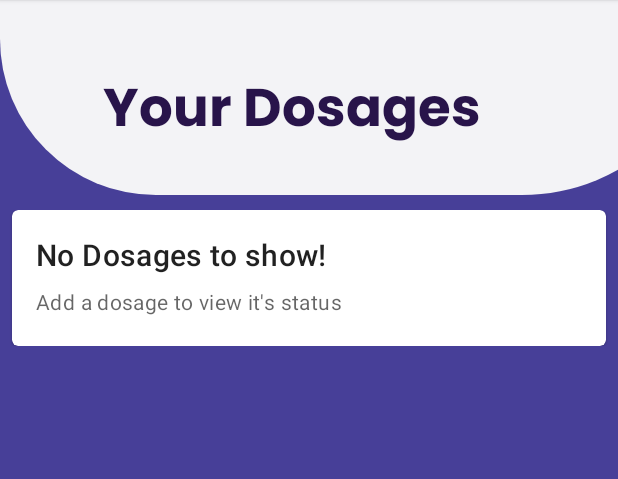
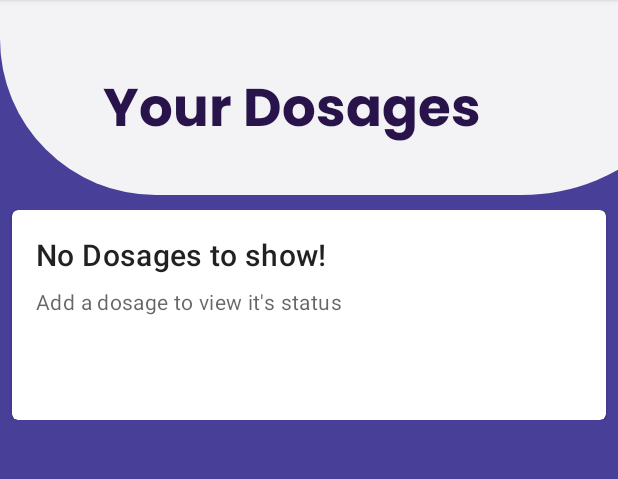
Before and after one commit to srividya-p/PillTracker, an Android app: the DisplayMedicineActivity screen opened directly, with no data from a screen before it, in the side drawer, after a tap on "View Medicines", on a phone screen of 412 x 824 dp, the part 84-563 px from its top. Run offline under Robolectric (Android 15) with nearby library versions, the phone set to English and light mode, and no system bars; our stand-ins replace Firebase (no records; nobody signed in at launch, a user with empty details on screens opened directly), Picasso; pictures from the network do not load.

Commit message:
Display Med View Error fix

```diff
--- a/app/src/main/res/layout/activity_display_medicines.xml
+++ b/app/src/main/res/layout/activity_display_medicines.xml
@@ -35,7 +35,7 @@
 
             <LinearLayout
                 android:layout_width="match_parent"
-                android:layout_height="match_parent"
+                android:layout_height="800dp"
                 android:background="#473F98"
                 android:orientation="vertical"
                 app:layout_constraintTop_toBottomOf="@id/toolbar"
--- a/app/src/main/res/layout/activity_dosage_list_element.xml
+++ b/app/src/main/res/layout/activity_dosage_list_element.xml
@@ -19,7 +19,7 @@
             <!-- Buttons -->
             <LinearLayout
                 android:layout_width="match_parent"
-                android:layout_height="match_parent"
+                android:layout_height="90dp"
                 android:orientation="vertical"
                 android:padding="16dp">
 
@@ -44,8 +44,8 @@
 
             <LinearLayout
                 android:layout_width="wrap_content"
-                android:layout_height="wrap_content"
-                android:layout_margin="2dp"
+                android:layout_height="50dp"
+                android:layout_margin="0dp"
                 android:orientation="horizontal">
 
                 <com.google.android.material.button.MaterialButton
```
